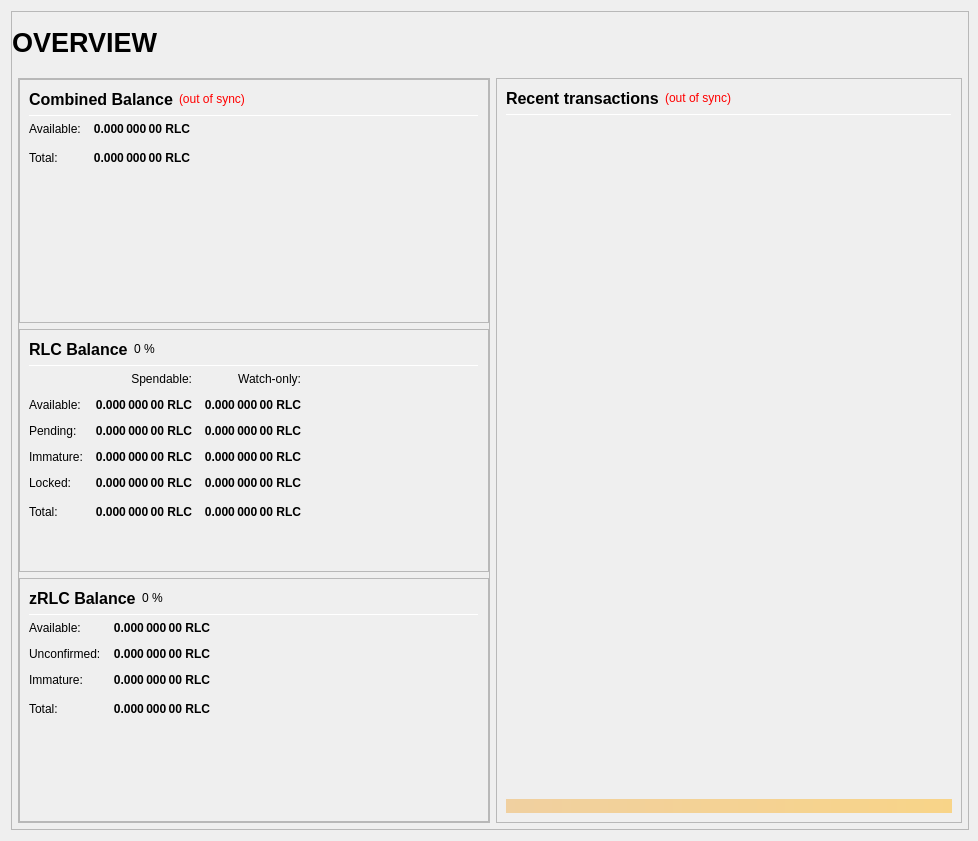
Old version of the form src/qt/forms/overviewpage.ui in the repository realcoin-rlc/RLC.
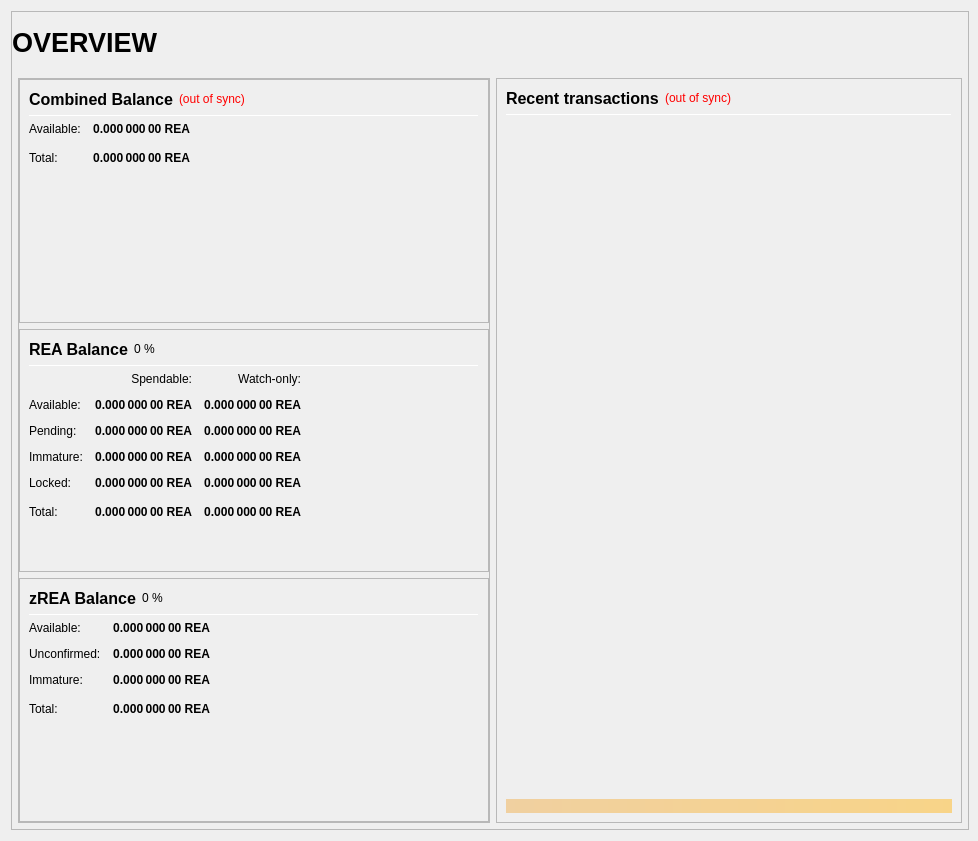
New version of the form.

Diff of the .ui file:
```diff
--- a/src/qt/forms/overviewpage.ui
+++ b/src/qt/forms/overviewpage.ui
@@ -306,7 +306,7 @@
                           <string>Your current spendable balance</string>
                          </property>
                          <property name="text">
-                          <string notr="true">0.000 000 00 RLC</string>
+                          <string notr="true">0.000 000 00 REA</string>
                          </property>
                          <property name="alignment">
                           <set>Qt::AlignRight|Qt::AlignTrailing|Qt::AlignVCenter</set>
@@ -338,7 +338,7 @@
                           <string>Total Balance, including all unavailable coins.</string>
                          </property>
                          <property name="text">
-                          <string notr="true">0.000 000 00 RLC</string>
+                          <string notr="true">0.000 000 00 REA</string>
                          </property>
                          <property name="alignment">
                           <set>Qt::AlignRight|Qt::AlignTrailing|Qt::AlignVCenter</set>
@@ -406,7 +406,7 @@
                           </font>
                          </property>
                          <property name="text">
-                          <string>RLC Balance</string>
+                          <string>REA Balance</string>
                          </property>
                         </widget>
                        </item>
@@ -498,7 +498,7 @@
                           <string>Your current spendable balance</string>
                          </property>
                          <property name="text">
-                          <string notr="true">0.000 000 00 RLC</string>
+                          <string notr="true">0.000 000 00 REA</string>
                          </property>
                          <property name="alignment">
                           <set>Qt::AlignRight|Qt::AlignTrailing|Qt::AlignVCenter</set>
@@ -523,7 +523,7 @@
                           <string>Your current balance in watch-only addresses</string>
                          </property>
                          <property name="text">
-                          <string notr="true">0.000 000 00 RLC</string>
+                          <string notr="true">0.000 000 00 REA</string>
                          </property>
                          <property name="alignment">
                           <set>Qt::AlignRight|Qt::AlignTrailing|Qt::AlignVCenter</set>
@@ -555,7 +555,7 @@
                           <string>Total of transactions that have yet to be confirmed, and do not yet count toward the spendable balance</string>
                          </property>
                          <property name="text">
-                          <string notr="true">0.000 000 00 RLC</string>
+                          <string notr="true">0.000 000 00 REA</string>
                          </property>
                          <property name="alignment">
                           <set>Qt::AlignRight|Qt::AlignTrailing|Qt::AlignVCenter</set>
@@ -580,7 +580,7 @@
                           <string>Unconfirmed transactions to watch-only addresses</string>
                          </property>
                          <property name="text">
-                          <string notr="true">0.000 000 00 RLC</string>
+                          <string notr="true">0.000 000 00 REA</string>
                          </property>
                          <property name="alignment">
                           <set>Qt::AlignRight|Qt::AlignTrailing|Qt::AlignVCenter</set>
@@ -612,7 +612,7 @@
                           <string>Staked or masternode rewards that has not yet matured</string>
                          </property>
                          <property name="text">
-                          <string notr="true">0.000 000 00 RLC</string>
+                          <string notr="true">0.000 000 00 REA</string>
                          </property>
                          <property name="alignment">
                           <set>Qt::AlignRight|Qt::AlignTrailing|Qt::AlignVCenter</set>
@@ -637,7 +637,7 @@
                           <string>Staked or masternode rewards in watch-only addresses that has not yet matured</string>
                          </property>
                          <property name="text">
-                          <string notr="true">0.000 000 00 RLC</string>
+                          <string notr="true">0.000 000 00 REA</string>
                          </property>
                          <property name="alignment">
                           <set>Qt::AlignRight|Qt::AlignTrailing|Qt::AlignVCenter</set>
@@ -672,7 +672,7 @@
                           <string>Locked RLC or Masternode collaterals. These are excluded from zRLC minting.</string>
                          </property>
                          <property name="text">
-                          <string notr="true">0.000 000 00 RLC</string>
+                          <string notr="true">0.000 000 00 REA</string>
                          </property>
                          <property name="alignment">
                           <set>Qt::AlignRight|Qt::AlignTrailing|Qt::AlignVCenter</set>
@@ -697,7 +697,7 @@
                           <string>Current locked balance in watch-only addresses</string>
                          </property>
                          <property name="text">
-                          <string notr="true">0.000 000 00 RLC</string>
+                          <string notr="true">0.000 000 00 REA</string>
                          </property>
                          <property name="alignment">
                           <set>Qt::AlignRight|Qt::AlignTrailing|Qt::AlignVCenter</set>
@@ -732,7 +732,7 @@
                           <string>Your current RealCoin balance, unconfirmed and immature transactions included</string>
                          </property>
                          <property name="text">
-                          <string notr="true">0.000 000 00 RLC</string>
+                          <string notr="true">0.000 000 00 REA</string>
                          </property>
                          <property name="alignment">
                           <set>Qt::AlignRight|Qt::AlignTrailing|Qt::AlignVCenter</set>
@@ -757,7 +757,7 @@
                           <string>Current total balance in watch-only addresses</string>
                          </property>
                          <property name="text">
-                          <string notr="true">0.000 000 00 RLC</string>
+                          <string notr="true">0.000 000 00 REA</string>
                          </property>
                          <property name="alignment">
                           <set>Qt::AlignRight|Qt::AlignTrailing|Qt::AlignVCenter</set>
@@ -825,7 +825,7 @@
                           </font>
                          </property>
                          <property name="text">
-                          <string>zRLC Balance</string>
+                          <string>zREA Balance</string>
                          </property>
                         </widget>
                        </item>
@@ -899,7 +899,7 @@
 These zRLC are spendable.</string>
                          </property>
                          <property name="text">
-                          <string notr="true">0.000 000 00 RLC</string>
+                          <string notr="true">0.000 000 00 REA</string>
                          </property>
                          <property name="alignment">
                           <set>Qt::AlignRight|Qt::AlignTrailing|Qt::AlignVCenter</set>
@@ -930,7 +930,7 @@
 Immature: confirmed, but less than 1 mint of the same denomination after it was minted</string>
                          </property>
                          <property name="text">
-                          <string notr="true">0.000 000 00 RLC</string>
+                          <string notr="true">0.000 000 00 REA</string>
                          </property>
                          <property name="alignment">
                           <set>Qt::AlignRight|Qt::AlignTrailing|Qt::AlignVCenter</set>
@@ -961,7 +961,7 @@
 Immature: confirmed, but less than 1 mint of the same denomination after it was minted</string>
                          </property>
                          <property name="text">
-                          <string notr="true">0.000 000 00 RLC</string>
+                          <string notr="true">0.000 000 00 REA</string>
                          </property>
                          <property name="alignment">
                           <set>Qt::AlignRight|Qt::AlignTrailing|Qt::AlignVCenter</set>
@@ -993,7 +993,7 @@
                           <string>Your current zRLC balance, unconfirmed and immature zRLC included.</string>
                          </property>
                          <property name="text">
-                          <string notr="true">0.000 000 00 RLC</string>
+                          <string notr="true">0.000 000 00 REA</string>
                          </property>
                          <property name="alignment">
                           <set>Qt::AlignRight|Qt::AlignTrailing|Qt::AlignVCenter</set>
```
Left out of the diff: 16 changed lines with no effect on the pictures.
